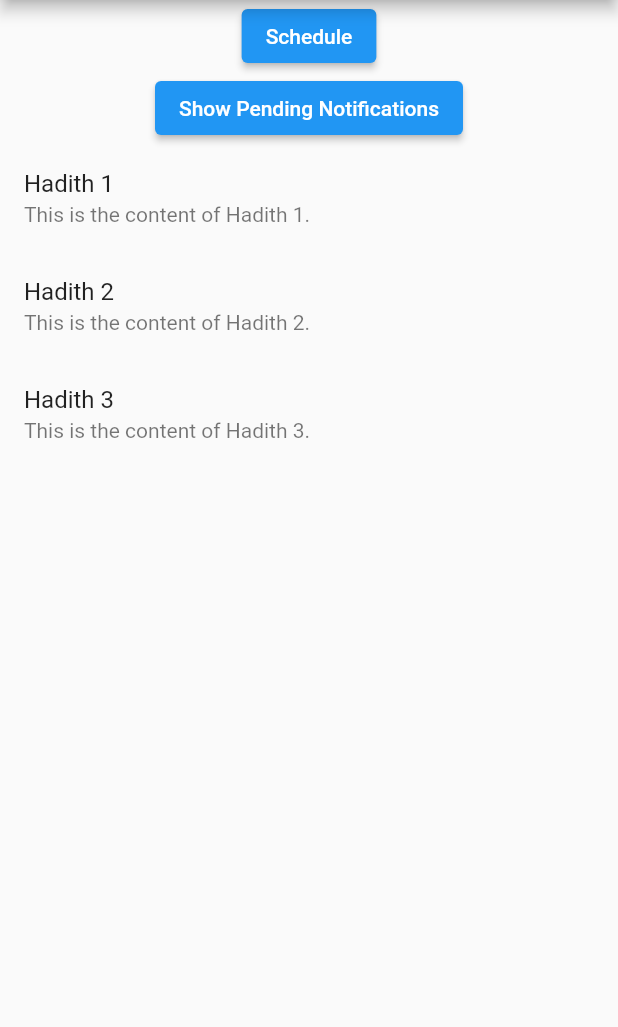
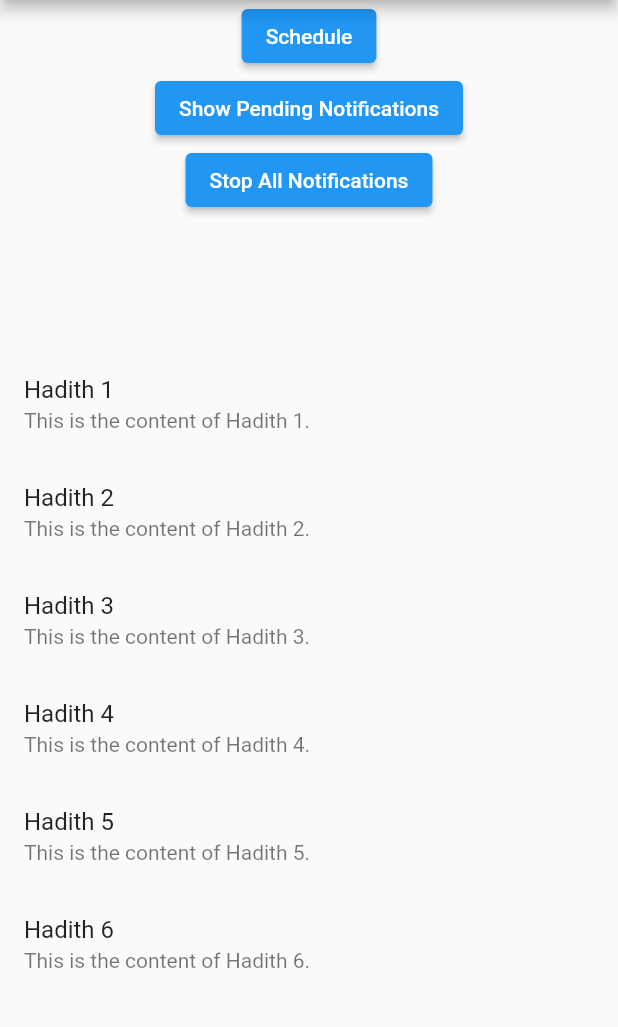
Before and after one commit to BasharatSahito/Daily-Hadith-App, a Flutter app: the screen it shows after launch, after a tap on "Schedule", on a phone screen of 412 x 824 dp, the part 84-1111 px from its top. Run offline on Flutter 3.47's test engine with Material 2 defaults, Android fonts, the phone set to English and light mode, and no system bars; our stand-ins replace flutter_local_notifications, shared_preferences, timezone.

Commit message:
Added functionality to show daily new notifications with index incrementing only on new day using shared preferences

```diff
--- a/assets/hadiths.json
+++ b/assets/hadiths.json
@@ -2,19 +2,31 @@
     {
         "id": 1,
         "title": "Hadith 1",
-        "content": "This is the content of Hadith 1.",
-        "date": "2023-10-19 00:29:00"
+        "content": "This is the content of Hadith 1."
     },
     {
         "id": 2,
         "title": "Hadith 2",
-        "content": "This is the content of Hadith 2.",
-        "date": "2023-10-20 00:29:00"
+        "content": "This is the content of Hadith 2."
     },
     {
         "id": 3,
         "title": "Hadith 3",
-        "content": "This is the content of Hadith 3.",
-        "date": "2023-10-21 00:29:00"
+        "content": "This is the content of Hadith 3."
+    },
+    {
+        "id": 4,
+        "title": "Hadith 4",
+        "content": "This is the content of Hadith 4."
+    },
+    {
+        "id": 5,
+        "title": "Hadith 5",
+        "content": "This is the content of Hadith 5."
+    },
+    {
+        "id": 6,
+        "title": "Hadith 6",
+        "content": "This is the content of Hadith 6."
     }
 ]
--- a/lib/Models/hadithmodel.dart
+++ b/lib/Models/hadithmodel.dart
@@ -2,14 +2,18 @@ class HadithModel {
   int? id;
   String? title;
   String? content;
-  String? date;
-  HadithModel({this.id, this.title, this.content, this.date});
+  // String? date;
+  HadithModel({
+    this.id,
+    this.title,
+    this.content,
+  });
 
   HadithModel.fromJson(Map<String, dynamic> json) {
     id = json['id'];
     title = json['title'];
     content = json['content'];
-    date = json['date'];
+    // date = json['date'];
   }
 
   Map<String, dynamic> toJson() {
@@ -17,7 +21,7 @@ class HadithModel {
     data['id'] = id;
     data['title'] = title;
     data['content'] = content;
-    data['date'] = date;
+    // data['date'] = date;
     return data;
   }
 }
--- a/lib/pages/homepage.dart
+++ b/lib/pages/homepage.dart
@@ -3,6 +3,7 @@ import 'package:daily_hadees_app/Models/hadithmodel.dart';
 import 'package:daily_hadees_app/services/notification_service.dart';
 import 'package:flutter/material.dart';
 import 'package:flutter/services.dart';
+import 'package:shared_preferences/shared_preferences.dart';
 
 class HomePage extends StatefulWidget {
   const HomePage({super.key});
@@ -19,8 +20,11 @@ class _HomePageState extends State<HomePage> {
     super.initState();
     notificationService.initializeNotifications();
     getHadith();
+    scheduleNotifications();
+    notificationService.pendingNotifications();
   }
 
+// Fetching the Hadith from Hadith.JSON into hadithList
   List<HadithModel> hadithList = [];
   Future<void> getHadith() async {
     try {
@@ -37,30 +41,42 @@ class _HomePageState extends State<HomePage> {
     }
   }
 
-  // void selectTime() async {
-  //   TimeOfDay? selectedTime = await showTimePicker(
-  //     context: context,
-  //     initialTime: TimeOfDay.now(),
-  //   );
-  //   if (selectedTime != null) {
-  //     // User has selected a time, schedule the notification.
-  //     for (int i = 0; i < hadithList.length; i++) {
-  //       int id = i; // You can use a unique ID for each notification
-  //       String title = hadithList[i].title.toString();
-  //       String body = hadithList[i].content.toString();
+  void scheduleNotifications() async {
+    TimeOfDay? selectedTime =
+        const TimeOfDay(hour: 22, minute: 25); // Set your fixed time
+    DateTime now = DateTime.now();
+    DateTime scheduledDateTime = DateTime(
+      now.year,
+      now.month,
+      now.day,
+      selectedTime.hour,
+      selectedTime.minute,
+    );
+    // Get the current index from SharedPreferences
+    SharedPreferences prefs = await SharedPreferences.getInstance();
+    int currentIndex = prefs.getInt('currentIndex') ?? 0;
 
-  //       notificationService.scheduleNotifications(
-  //           id, title, body, selectedTime);
-  //     }
-  //   }
-  // }
+    // Get the last scheduled date from SharedPreferences
+    DateTime lastScheduledDate = DateTime.fromMillisecondsSinceEpoch(
+        prefs.getInt('lastScheduledDate') ?? 0);
 
-  void fetchNotifications() async {
-    for (var data in hadithList) {
-      final date = DateTime.parse(data.date.toString());
-      notificationService.scheduleNotifications(
-          data.id!, data.title.toString(), data.content.toString(), date);
+    // Check if the date has changed
+    if (scheduledDateTime.difference(lastScheduledDate).inDays != 0) {
+      // The date has changed, so update the index
+      currentIndex = (currentIndex + 1) % hadithList.length;
+      // Store the updated index in SharedPreferences
+      await prefs.setInt('currentIndex', currentIndex);
     }
+
+    // Schedule the notification for the current index
+    notificationService.scheduleDailyNotifications(
+      hadithList[currentIndex].title.toString(),
+      hadithList[currentIndex].content.toString(),
+      scheduledDateTime,
+    );
+    // Store the current scheduled date in SharedPreferences
+    await prefs.setInt(
+        'lastScheduledDate', scheduledDateTime.millisecondsSinceEpoch);
   }
 
   @override
@@ -74,20 +90,43 @@ class _HomePageState extends State<HomePage> {
         children: [
           ElevatedButton(
             onPressed: () {
-              // selectTime();
-              fetchNotifications();
+              scheduleNotifications();
+              // fetchNotifications();
             },
             child: const Text("Schedule"),
           ),
           ElevatedButton(
             onPressed: () {
-              notificationService.pendingNotifications();
+              setState(() {
+                notificationService.pendingNotifications();
+              });
             },
             child: const Text("Show Pending Notifications"),
+          ),
+          ElevatedButton(
+            onPressed: () {
+              notificationService.stopNotification();
+            },
+            child: const Text("Stop All Notifications"),
+          ),
+          Expanded(
+            flex: 2,
+            child: ListView.builder(
+              itemCount: notificationService.pendingNotification.length,
+              itemBuilder: (context, index) {
+                return ListTile(
+                  title: Center(
+                    child: Text(
+                        "Pending Notification is ${notificationService.pendingNotification[index].title.toString()}"),
+                  ),
+                );
+              },
+            ),
           ),
           hadithList.isEmpty
               ? const Center(child: CircularProgressIndicator())
               : Expanded(
+                  flex: 12,
                   child: ListView.builder(
                     itemCount: hadithList.length,
                     itemBuilder: (context, index) {
@@ -104,3 +143,14 @@ class _HomePageState extends State<HomePage> {
     );
   }
 }
+
+
+
+// Function to Show Notifications With Date & Time
+  // void fetchNotifications() async {
+  //   for (var data in hadithList) {
+  //     final date = DateTime.parse(data.date.toString());
+  //     notificationService.scheduleNotifications(
+  //         data.id!, data.title.toString(), data.content.toString(), date);
+  //   }
+  // }
--- a/lib/services/notification_service.dart
+++ b/lib/services/notification_service.dart
@@ -40,8 +40,8 @@ class NotificationService {
     }
   }
 
-  void scheduleNotifications(
-      int id, String title, String body, DateTime date) async {
+  void scheduleDailyNotifications(
+      String title, String body, DateTime date) async {
     var tzDateNotif = tz.TZDateTime.from(date, tz.local);
 
     AndroidNotificationDetails androidNotificationDetails =
@@ -56,11 +56,12 @@ class NotificationService {
 
     try {
       await flutterLocalNotificationsPlugin.zonedSchedule(
-        id,
+        10,
         title,
         body,
         tzDateNotif,
         notificationDetails,
+        matchDateTimeComponents: DateTimeComponents.time,
         uiLocalNotificationDateInterpretation:
             UILocalNotificationDateInterpretation.absoluteTime,
       );
@@ -70,41 +71,105 @@ class NotificationService {
     }
   }
 
+  List<PendingNotificationRequest> pendingNotification = [];
   void pendingNotifications() async {
     print("clicked");
-    final List<PendingNotificationRequest> pendingNotifications =
+    pendingNotification =
         await flutterLocalNotificationsPlugin.pendingNotificationRequests();
-    for (var notification in pendingNotifications) {
+    for (var notification in pendingNotification) {
       print('Scheduled notification: ${notification.title} ');
     }
   }
 
   void stopNotification() async {
-    flutterLocalNotificationsPlugin.cancel(10);
-  }
-
-  void scheduleperiodicallyNotifications(String title, String body) async {
-    AndroidNotificationDetails androidNotificationDetails =
-        const AndroidNotificationDetails(
-      "channelId",
-      "channelName",
-      priority: Priority.high,
-      importance: Importance.max,
-    );
-    NotificationDetails notificationDetails =
-        NotificationDetails(android: androidNotificationDetails);
-
-    try {
-      await flutterLocalNotificationsPlugin.periodicallyShow(
-        10,
-        title,
-        body,
-        RepeatInterval.daily,
-        notificationDetails,
-      );
-      print('Notification scheduled successfully');
-    } catch (e) {
-      print('Error scheduling notification: $e');
-    }
+    await flutterLocalNotificationsPlugin.cancelAll();
+    print('All Notifications Cancelled');
   }
 }
+
+
+
+
+
+
+
+
+// Function to Show Notifications With Date & Time
+ // void showNotifications(title, body) async {
+  //   AndroidNotificationDetails androidNotificationDetails =
+  //       const AndroidNotificationDetails(
+  //     "channelId",
+  //     "channelName",
+  //     priority: Priority.high,
+  //     importance: Importance.max,
+  //   );
+  //   NotificationDetails notificationDetails =
+  //       NotificationDetails(android: androidNotificationDetails);
+
+  //   try {
+  //     await flutterLocalNotificationsPlugin.show(
+  //       0,
+  //       title,
+  //       body,
+  //       notificationDetails,
+  //     );
+  //     print('Notification scheduled successfully');
+  //   } catch (e) {
+  //     print('Error scheduling notification: $e');
+  //   }
+  // }
+
+  // void scheduleNotifications(
+  //     int id, String title, String body, DateTime date) async {
+  //   var tzDateNotif = tz.TZDateTime.from(date, tz.local);
+
+  //   AndroidNotificationDetails androidNotificationDetails =
+  //       const AndroidNotificationDetails(
+  //     "channelId",
+  //     "channelName",
+  //     priority: Priority.high,
+  //     importance: Importance.max,
+  //   );
+  //   NotificationDetails notificationDetails =
+  //       NotificationDetails(android: androidNotificationDetails);
+
+  //   try {
+  //     await flutterLocalNotificationsPlugin.zonedSchedule(
+  //       id,
+  //       title,
+  //       body,
+  //       tzDateNotif,
+  //       notificationDetails,
+  //       uiLocalNotificationDateInterpretation:
+  //           UILocalNotificationDateInterpretation.absoluteTime,
+  //     );
+  //     print('Notification scheduled successfully');
+  //   } catch (e) {
+  //     print('Error scheduling notification: $e');
+  //   }
+  // }
+// Function for periodicallyShow
+  // void scheduleperiodicallyNotifications(String title, String body) async {
+  //   AndroidNotificationDetails androidNotificationDetails =
+  //       const AndroidNotificationDetails(
+  //     "channelId",
+  //     "channelName",
+  //     priority: Priority.high,
+  //     importance: Importance.max,
+  //   );
+  //   NotificationDetails notificationDetails =
+  //       NotificationDetails(android: androidNotificationDetails);
+
+  //   try {
+  //     await flutterLocalNotificationsPlugin.periodicallyShow(
+  //       10,
+  //       title,
+  //       body,
+  //       RepeatInterval.daily,
+  //       notificationDetails,
+  //     );
+  //     print('Notification scheduled successfully');
+  //   } catch (e) {
+  //     print('Error scheduling notification: $e');
+  //   }
+  // }
```
Also changed, not shown: pubspec.yaml (+3 -8 lines), pubspec.lock, 1 other file.
